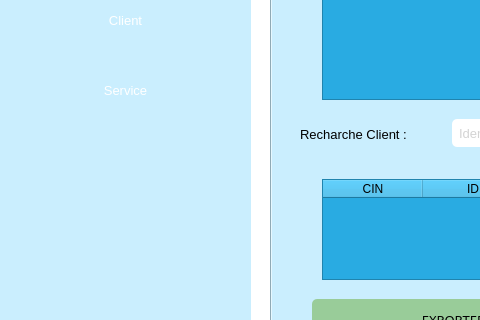
Above: clientwindow.ui from ProjetCpp-2425/projetcpp-smart-cleaning-store before the change; both pictures show x 0 to 480 and y 220 to 540 of the 1179 by 634 pixel window. Below: the same form after it.
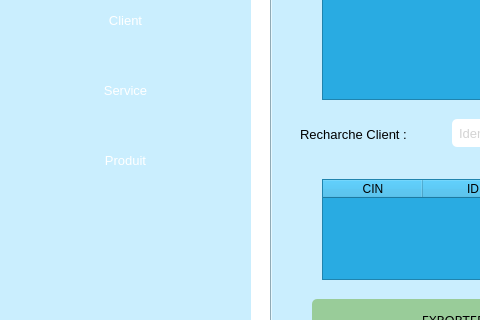
That is the form after the change. Icons and pictures are not drawn.

Commit message: Added GestionDeProduit + previous integration

The edit to the form file:
```diff
--- a/clientwindow.ui
+++ b/clientwindow.ui
@@ -162,6 +162,36 @@
       <string>Service</string>
      </property>
     </widget>
+    <widget class="QPushButton" name="pushButton_7">
+     <property name="geometry">
+      <rect>
+       <x>30</x>
+       <y>380</y>
+       <width>191</width>
+       <height>61</height>
+      </rect>
+     </property>
+     <property name="cursor">
+      <cursorShape>PointingHandCursor</cursorShape>
+     </property>
+     <property name="styleSheet">
+      <string notr="true">background-color:#99CC99;
+font: 14pt &quot;Tempus Sans ITC&quot;;
+border-radius: 25px; 
+border: 1.5px solid #29ABE2; 
+color:#000000;
+QPushButton: {
+                     font-size: 14px;
+                      transition: all 0.3s ease;
+                      }
+QPushButton:hover {
+                      font-size: 18px;
+                      }</string>
+     </property>
+     <property name="text">
+      <string>Produit</string>
+     </property>
+    </widget>
    </widget>
    <widget class="QTabWidget" name="tabWidget">
     <property name="enabled">
```
Left out of the diff: 2 changed lines with no effect on the pictures. The commit also changes 21 other files.
